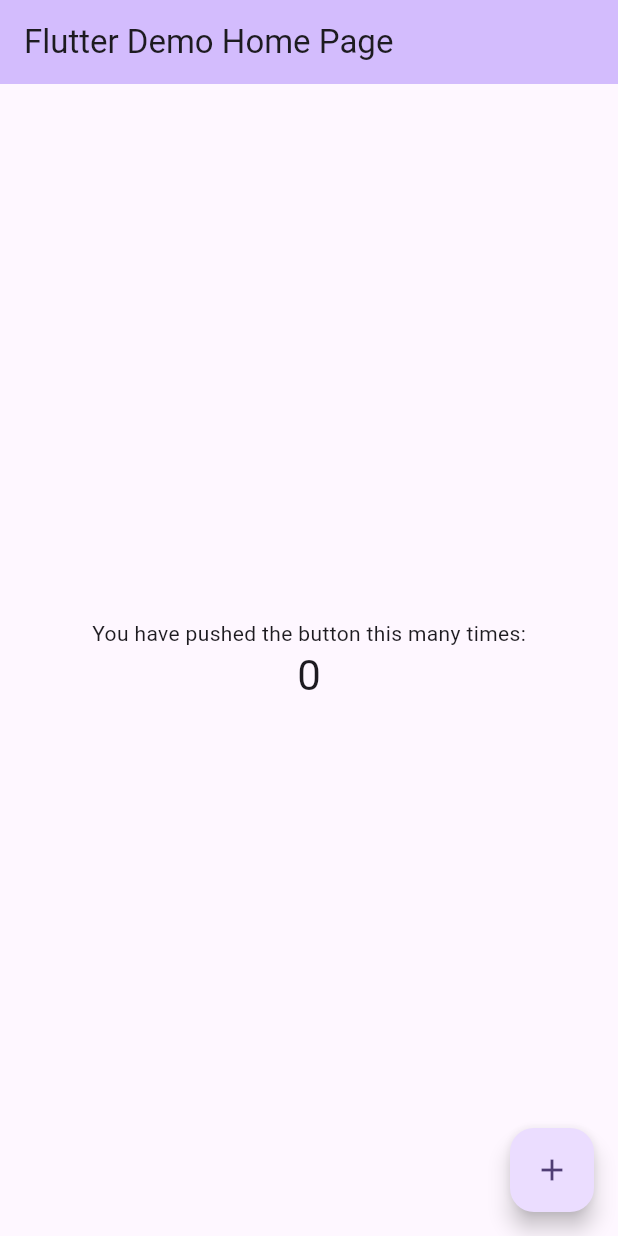
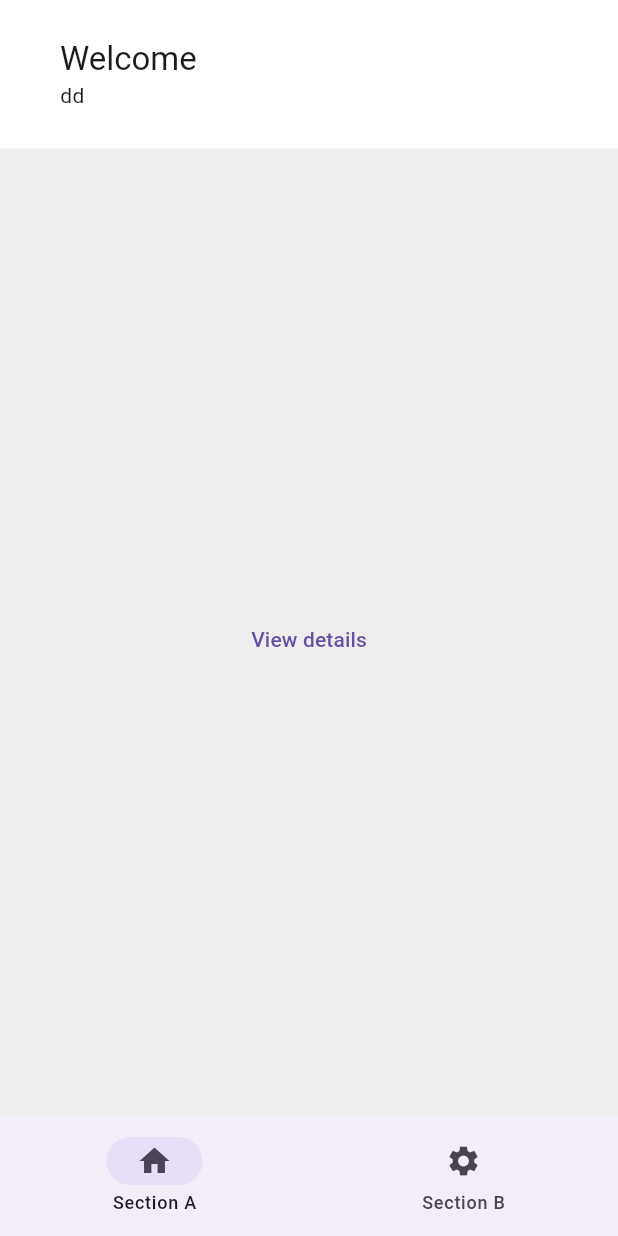
Before and after one commit to leadcode-stack/manager-old, a Flutter app: the screen it shows after launch, on a phone screen of 412 x 824 dp. Run offline on Flutter 3.47's test engine with Material 3 defaults, Android fonts, the phone set to English and light mode, and no system bars; our stand-ins replace go_router.

Commit message:
feat: implement navigation and layouts

```diff
--- a/lib/main.dart
+++ b/lib/main.dart
@@ -1,4 +1,5 @@
 import 'package:flutter/material.dart';
+import 'package:manager/src/commons/widgets/routing/router.dart';
 
 void main() {
   runApp(const MyApp());
@@ -10,116 +11,10 @@ class MyApp extends StatelessWidget {
   // This widget is the root of your application.
   @override
   Widget build(BuildContext context) {
-    return MaterialApp(
-      title: 'Flutter Demo',
-      theme: ThemeData(
-        // This is the theme of your application.
-        //
-        // TRY THIS: Try running your application with "flutter run". You'll see
-        // the application has a purple toolbar. Then, without quitting the app,
-        // try changing the seedColor in the colorScheme below to Colors.green
-        // and then invoke "hot reload" (save your changes or press the "hot
-        // reload" button in a Flutter-supported IDE, or press "r" if you used
-        // the command line to start the app).
-        //
-        // Notice that the counter didn't reset back to zero; the application
-        // state is not lost during the reload. To reset the state, use hot
-        // restart instead.
-        //
-        // This works for code too, not just values: Most code changes can be
-        // tested with just a hot reload.
-        colorScheme: ColorScheme.fromSeed(seedColor: Colors.deepPurple),
-        useMaterial3: true,
-      ),
-      home: const MyHomePage(title: 'Flutter Demo Home Page'),
+    return MaterialApp.router(
+      routerConfig: router,
+      debugShowCheckedModeBanner: false,
+      theme: ThemeData(primarySwatch: Colors.indigo),
     );
   }
 }
-
-class MyHomePage extends StatefulWidget {
-  const MyHomePage({super.key, required this.title});
-
-  // This widget is the home page of your application. It is stateful, meaning
-  // that it has a State object (defined below) that contains fields that affect
-  // how it looks.
-
-  // This class is the configuration for the state. It holds the values (in this
-  // case the title) provided by the parent (in this case the App widget) and
-  // used by the build method of the State. Fields in a Widget subclass are
-  // always marked "final".
-
-  final String title;
-
-  @override
-  State<MyHomePage> createState() => _MyHomePageState();
-}
-
-class _MyHomePageState extends State<MyHomePage> {
-  int _counter = 0;
-
-  void _incrementCounter() {
-    setState(() {
-      // This call to setState tells the Flutter framework that something has
-      // changed in this State, which causes it to rerun the build method below
-      // so that the display can reflect the updated values. If we changed
-      // _counter without calling setState(), then the build method would not be
-      // called again, and so nothing would appear to happen.
-      _counter++;
-    });
-  }
-
-  @override
-  Widget build(BuildContext context) {
-    // This method is rerun every time setState is called, for instance as done
-    // by the _incrementCounter method above.
-    //
-    // The Flutter framework has been optimized to make rerunning build methods
-    // fast, so that you can just rebuild anything that needs updating rather
-    // than having to individually change instances of widgets.
-    return Scaffold(
-      appBar: AppBar(
-        // TRY THIS: Try changing the color here to a specific color (to
-        // Colors.amber, perhaps?) and trigger a hot reload to see the AppBar
-        // change color while the other colors stay the same.
-        backgroundColor: Theme.of(context).colorScheme.inversePrimary,
-        // Here we take the value from the MyHomePage object that was created by
-        // the App.build method, and use it to set our appbar title.
-        title: Text(widget.title),
-      ),
-      body: Center(
-        // Center is a layout widget. It takes a single child and positions it
-        // in the middle of the parent.
-        child: Column(
-          // Column is also a layout widget. It takes a list of children and
-          // arranges them vertically. By default, it sizes itself to fit its
-          // children horizontally, and tries to be as tall as its parent.
-          //
-          // Column has various properties to control how it sizes itself and
-          // how it positions its children. Here we use mainAxisAlignment to
-          // center the children vertically; the main axis here is the vertical
-          // axis because Columns are vertical (the cross axis would be
-          // horizontal).
-          //
-          // TRY THIS: Invoke "debug painting" (choose the "Toggle Debug Paint"
-          // action in the IDE, or press "p" in the console), to see the
-          // wireframe for each widget.
-          mainAxisAlignment: MainAxisAlignment.center,
-          children: <Widget>[
-            const Text(
-              'You have pushed the button this many times:',
-            ),
-            Text(
-              '$_counter',
-              style: Theme.of(context).textTheme.headlineMedium,
-            ),
-          ],
-        ),
-      ),
-      floatingActionButton: FloatingActionButton(
-        onPressed: _incrementCounter,
-        tooltip: 'Increment',
-        child: const Icon(Icons.add),
-      ), // This trailing comma makes auto-formatting nicer for build methods.
-    );
-  }
-}
--- /dev/null
+++ b/lib/src/commons/widgets/resource_bars/overview_app_bar.dart
@@ -0,0 +1,62 @@
+import 'package:flutter/material.dart';
+
+final class OverviewAppBar extends StatelessWidget
+    implements PreferredSizeWidget {
+  final String title;
+  final Widget? description;
+
+  const OverviewAppBar({required this.title, this.description, super.key});
+
+  @override
+  Size get preferredSize => const Size.fromHeight(100);
+
+  @override
+  Widget build(BuildContext context) {
+    final ModalRoute<dynamic>? parentRoute = ModalRoute.of(context);
+    final bool usePopNavigation =
+        parentRoute is PageRoute<dynamic> && parentRoute.impliesAppBarDismissal;
+
+    return Container(
+      height: preferredSize.height,
+      alignment: Alignment.centerLeft,
+      decoration: BoxDecoration(
+          color: Colors.white,
+          border: Border(
+              bottom: BorderSide(color: Colors.grey.shade200, width: 1))),
+      child: Padding(
+        padding: const EdgeInsets.symmetric(horizontal: 20.0),
+        child: usePopNavigation
+            ? Row(
+                children: [
+                  IconButton(
+                      icon: const Icon(Icons.arrow_back, color: Colors.black),
+                      onPressed: () => Navigator.of(context).pop()),
+                  _OverviewBody(title: title, description: description)
+                ],
+              )
+            : _OverviewBody(title: title, description: description),
+      ),
+    );
+  }
+}
+
+final class _OverviewBody extends StatelessWidget {
+  final String title;
+  final Widget? description;
+
+  const _OverviewBody({required this.title, required this.description});
+
+  @override
+  Widget build(BuildContext context) {
+    return Padding(
+      padding: const EdgeInsets.symmetric(horizontal: 20.0),
+      child: Column(
+          mainAxisAlignment: MainAxisAlignment.center,
+          crossAxisAlignment: CrossAxisAlignment.start,
+          children: [
+            Text(title, style: Theme.of(context).textTheme.titleLarge),
+            description ?? const SizedBox()
+          ]),
+    );
+  }
+}
--- /dev/null
+++ b/lib/src/commons/widgets/resource_bars/overview_navigation_bar.dart
@@ -0,0 +1,35 @@
+import 'package:flutter/material.dart';
+import 'package:go_router/go_router.dart';
+
+final class OverviewNavigationBar extends StatelessWidget {
+  final List<OverviewResourceLink> links;
+
+  const OverviewNavigationBar({required this.links, super.key});
+
+  @override
+  Widget build(BuildContext context) {
+    return Container(
+        padding: const EdgeInsets.symmetric(horizontal: 20.0, vertical: 10.0),
+        decoration: BoxDecoration(
+            color: Colors.white,
+            border: Border(
+                bottom: BorderSide(color: Colors.grey.shade400, width: 1))),
+        child: Row(crossAxisAlignment: CrossAxisAlignment.start, children: [
+          for (final link in links)
+            Padding(
+              padding: const EdgeInsets.only(right: 20.0),
+              child: TextButton(
+                onPressed: () => context.go(link.route),
+                child: Text(link.title),
+              ),
+            )
+        ]));
+  }
+}
+
+class OverviewResourceLink {
+  final String title;
+  final String route;
+
+  const OverviewResourceLink({required this.title, required this.route});
+}
--- a/lib/src/commons/widgets/routing/router.dart
+++ b/lib/src/commons/widgets/routing/router.dart
@@ -1,6 +1,7 @@
 import 'package:flutter/cupertino.dart';
 import 'package:go_router/go_router.dart';
 import 'package:manager/src/commons/widgets/routing/scaffold_nested_navigation.dart';
+import 'package:manager/src/features/overview/presentation/home_screen.dart';
 
 final _rootNavigatorKey = GlobalKey<NavigatorState>();
 
@@ -20,7 +21,7 @@ final router = GoRouter(
             GoRoute(
               path: '/',
               pageBuilder: (context, state) => const NoTransitionPage(
-                child: Center(child: Text('Home')),
+                child: HomeScreen(),
               ),
             ),
           ],
--- /dev/null
+++ b/lib/src/features/overview/presentation/home_screen.dart
@@ -0,0 +1,31 @@
+import 'package:flutter/material.dart';
+import 'package:go_router/go_router.dart';
+import 'package:manager/src/commons/widgets/resource_bars/overview_app_bar.dart';
+
+class HomeScreen extends StatelessWidget {
+  /// Creates a RootScreen
+  const HomeScreen({super.key});
+
+  @override
+  Widget build(BuildContext context) {
+    return Scaffold(
+      appBar: const OverviewAppBar(
+        title: 'Welcome',
+        description: Text('dd'),
+      ),
+      backgroundColor: Colors.grey.shade200,
+      body: Center(
+        child: Column(
+          mainAxisSize: MainAxisSize.min,
+          children: <Widget>[
+            const Padding(padding: EdgeInsets.all(4)),
+            TextButton(
+              onPressed: () => context.go('/accounts/overview/details'),
+              child: const Text('View details'),
+            ),
+          ],
+        ),
+      ),
+    );
+  }
+}
```
Also changed, not shown: lib/src/features/overview/presentation/home.dart (deleted).
